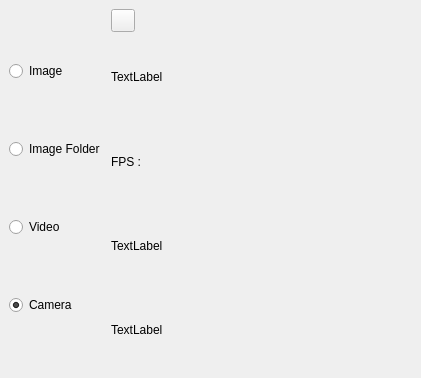
Above: SeaGoatVision/client/qt/uifiles/WinSource.ui from Octets/SeaGoatVision before the change. Below: the same form after it.
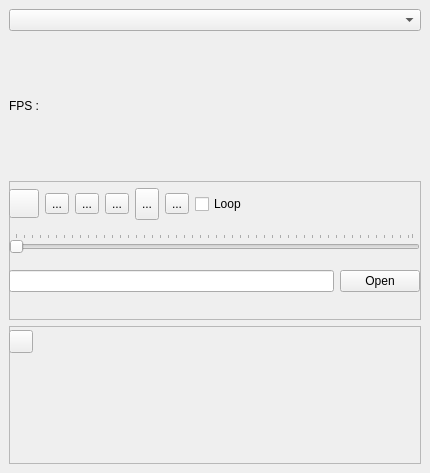
That is the form after the change. Icons and pictures are not drawn.

Commit message: Merge all image provider in WinSource. Add concept of streaming or video (picture is video)

Patch:
```diff
--- a/SeaGoatVision/client/qt/uifiles/WinSource.ui
+++ b/SeaGoatVision/client/qt/uifiles/WinSource.ui
@@ -9,10 +9,16 @@
    <rect>
     <x>0</x>
     <y>0</y>
-    <width>421</width>
-    <height>378</height>
+    <width>430</width>
+    <height>473</height>
    </rect>
   </property>
+  <property name="minimumSize">
+   <size>
+    <width>400</width>
+    <height>310</height>
+   </size>
+  </property>
   <property name="features">
    <set>QDockWidget::AllDockWidgetFeatures</set>
   </property>
@@ -20,80 +26,21 @@
    <string>Source</string>
   </property>
   <widget class="QWidget" name="centralwidget">
-   <layout class="QHBoxLayout" name="verticalLayout">
+   <layout class="QVBoxLayout" name="verticalLayout">
     <item>
-     <layout class="QGridLayout" name="gridLayout">
-      <property name="sizeConstraint">
-       <enum>QLayout::SetDefaultConstraint</enum>
-      </property>
-      <item row="0" column="0">
-       <widget class="QRadioButton" name="rbtnImage">
-        <property name="enabled">
-         <bool>true</bool>
-        </property>
-        <property name="text">
-         <string>Image</string>
-        </property>
-        <property name="checked">
-         <bool>false</bool>
-        </property>
-       </widget>
-      </item>
-      <item row="2" column="0">
-       <widget class="QRadioButton" name="rbtnVideo">
-        <property name="text">
-         <string>Video</string>
-        </property>
-       </widget>
-      </item>
-      <item row="3" column="0">
-       <widget class="QRadioButton" name="rbtnCamera">
-        <property name="text">
-         <string>Camera</string>
-        </property>
-        <property name="checked">
-         <bool>true</bool>
-        </property>
-       </widget>
-      </item>
-      <item row="1" column="0">
-       <widget class="QRadioButton" name="rbtnImageFolder">
-        <property name="text">
-         <string>Image Folder</string>
-        </property>
-       </widget>
-      </item>
-     </layout>
+     <widget class="QComboBox" name="cbSource"/>
     </item>
     <item>
      <layout class="QGridLayout" name="gridLayout_2">
-      <item row="1" column="0">
-       <widget class="QLabel" name="label_2">
-        <property name="text">
-         <string>TextLabel</string>
-        </property>
-       </widget>
-      </item>
-      <item row="3" column="0">
-       <widget class="QLabel" name="label_3">
-        <property name="text">
-         <string>TextLabel</string>
-        </property>
-       </widget>
-      </item>
-      <item row="4" column="0">
-       <widget class="QLabel" name="label_4">
-        <property name="text">
-         <string>TextLabel</string>
-        </property>
-       </widget>
-      </item>
-      <item row="2" column="0">
+      <item row="0" column="0">
        <layout class="QHBoxLayout" name="horizontalLayout">
+        <property name="sizeConstraint">
+         <enum>QLayout::SetDefaultConstraint</enum>
+        </property>
         <item>
          <widget class="QLabel" name="label_6">
           <property name="sizePolicy">
-           <sizepolicy hsizetype="Preferred" vsizetype="Preferred">
+           <sizepolicy hsizetype="Preferred" vsizetype="Minimum">
             <horstretch>0</horstretch>
             <verstretch>0</verstretch>
            </sizepolicy>
@@ -112,7 +59,7 @@
         <item>
          <widget class="QLabel" name="lblFPS">
           <property name="sizePolicy">
-           <sizepolicy hsizetype="MinimumExpanding" vsizetype="Preferred">
+           <sizepolicy hsizetype="MinimumExpanding" vsizetype="Minimum">
             <horstretch>0</horstretch>
             <verstretch>0</verstretch>
            </sizepolicy>
@@ -120,7 +67,7 @@
           <property name="minimumSize">
            <size>
             <width>100</width>
-            <height>0</height>
+            <height>10</height>
            </size>
           </property>
           <property name="text">
@@ -130,15 +77,226 @@
         </item>
        </layout>
       </item>
-      <item row="0" column="0">
-       <widget class="QToolButton" name="recordButton">
-        <property name="text">
-         <string/>
-        </property>
-       </widget>
-      </item>
      </layout>
     </item>
+    <item>
+     <widget class="QFrame" name="frame_video">
+      <property name="frameShape">
+       <enum>QFrame::StyledPanel</enum>
+      </property>
+      <property name="frameShadow">
+       <enum>QFrame::Raised</enum>
+      </property>
+      <widget class="QWidget" name="layoutWidget_2">
+       <property name="geometry">
+        <rect>
+         <x>0</x>
+         <y>80</y>
+         <width>411</width>
+         <height>41</height>
+        </rect>
+       </property>
+       <layout class="QHBoxLayout" name="horizontalLayout_4">
+        <item>
+         <widget class="QLineEdit" name="movieLineEdit"/>
+        </item>
+        <item>
+         <widget class="QPushButton" name="openButton">
+          <property name="text">
+           <string>Open</string>
+          </property>
+          <property name="icon">
+           <iconset>
+            <normaloff>../../../../../../../../usr/share/icons/gnome/24x24/actions/document-open.png</normaloff>../../../../../../../../usr/share/icons/gnome/24x24/actions/document-open.png</iconset>
+          </property>
+         </widget>
+        </item>
+       </layout>
+      </widget>
+      <widget class="QWidget" name="verticalLayoutWidget_2">
+       <property name="geometry">
+        <rect>
+         <x>0</x>
+         <y>0</y>
+         <width>411</width>
+         <height>80</height>
+        </rect>
+       </property>
+       <layout class="QVBoxLayout" name="verticalLayout_5">
+        <item>
+         <layout class="QHBoxLayout" name="horizontalLayout_2">
+          <item>
+           <widget class="QToolButton" name="btnfirst">
+            <property name="icon">
+             <iconset>
+              <normaloff>../../../../../../../../usr/share/icons/gnome/22x22/actions/go-first.png</normaloff>../../../../../../../../usr/share/icons/gnome/22x22/actions/go-first.png</iconset>
+            </property>
+            <property name="iconSize">
+             <size>
+              <width>22</width>
+              <height>22</height>
+             </size>
+            </property>
+           </widget>
+          </item>
+          <item>
+           <widget class="QToolButton" name="btnprevious">
+            <property name="text">
+             <string>...</string>
+            </property>
+            <property name="icon">
+             <iconset>
+              <normaloff>../../../../../../../../usr/share/icons/gnome/22x22/actions/go-previous.png</normaloff>../../../../../../../../usr/share/icons/gnome/22x22/actions/go-previous.png</iconset>
+            </property>
+            <property name="iconSize">
+             <size>
+              <width>22</width>
+              <height>22</height>
+             </size>
+            </property>
+           </widget>
+          </item>
+          <item>
+           <widget class="QToolButton" name="btnplay">
+            <property name="text">
+             <string>...</string>
+            </property>
+            <property name="icon">
+             <iconset>
+              <normaloff>../../../../../../../../usr/share/icons/gnome/24x24/actions/player_play.png</normaloff>../../../../../../../../usr/share/icons/gnome/24x24/actions/player_play.png</iconset>
+            </property>
+            <property name="iconSize">
+             <size>
+              <width>32</width>
+              <height>32</height>
+             </size>
+            </property>
+           </widget>
+          </item>
+          <item>
+           <widget class="QToolButton" name="btnpause">
+            <property name="text">
+             <string>...</string>
+            </property>
+            <property name="icon">
+             <iconset>
+              <normaloff>../../../../../../../../usr/share/icons/gnome/24x24/actions/player_pause.png</normaloff>../../../../../../../../usr/share/icons/gnome/24x24/actions/player_pause.png</iconset>
+            </property>
+            <property name="iconSize">
+             <size>
+              <width>32</width>
+              <height>32</height>
+             </size>
+            </property>
+           </widget>
+          </item>
+          <item>
+           <widget class="QToolButton" name="btnnext">
+            <property name="minimumSize">
+             <size>
+              <width>0</width>
+              <height>32</height>
+             </size>
+            </property>
+            <property name="text">
+             <string>...</string>
+            </property>
+            <property name="icon">
+             <iconset>
+              <normaloff>../../../../../../../../usr/share/icons/gnome/22x22/actions/go-next.png</normaloff>../../../../../../../../usr/share/icons/gnome/22x22/actions/go-next.png</iconset>
+            </property>
+            <property name="iconSize">
+             <size>
+              <width>22</width>
+              <height>22</height>
+             </size>
+            </property>
+           </widget>
+          </item>
+          <item>
+           <widget class="QToolButton" name="btnlast">
+            <property name="text">
+             <string>...</string>
+            </property>
+            <property name="icon">
+             <iconset>
+              <normaloff>../../../../../../../../usr/share/icons/gnome/22x22/actions/go-last.png</normaloff>../../../../../../../../usr/share/icons/gnome/22x22/actions/go-last.png</iconset>
+            </property>
+            <property name="iconSize">
+             <size>
+              <width>22</width>
+              <height>22</height>
+             </size>
+            </property>
+           </widget>
+          </item>
+          <item>
+           <widget class="QCheckBox" name="loopchb">
+            <property name="layoutDirection">
+             <enum>Qt::LeftToRight</enum>
+            </property>
+            <property name="inputMethodHints">
+             <set>Qt::ImhNone</set>
+            </property>
+            <property name="text">
+             <string>Loop</string>
+            </property>
+           </widget>
+          </item>
+         </layout>
+        </item>
+        <item>
+         <widget class="QSlider" name="timeslider">
+          <property name="orientation">
+           <enum>Qt::Horizontal</enum>
+          </property>
+          <property name="tickPosition">
+           <enum>QSlider::TicksAbove</enum>
+          </property>
+          <property name="tickInterval">
+           <number>2</number>
+          </property>
+         </widget>
+        </item>
+       </layout>
+      </widget>
+     </widget>
+    </item>
+    <item>
+     <widget class="QFrame" name="frame_webcam">
+      <property name="minimumSize">
+       <size>
+        <width>0</width>
+        <height>50</height>
+       </size>
+      </property>
+      <property name="frameShape">
+       <enum>QFrame::StyledPanel</enum>
+      </property>
+      <property name="frameShadow">
+       <enum>QFrame::Raised</enum>
+      </property>
+      <widget class="QWidget" name="verticalLayoutWidget">
+       <property name="geometry">
+        <rect>
+         <x>0</x>
+         <y>0</y>
+         <width>401</width>
+         <height>31</height>
+        </rect>
+       </property>
+       <layout class="QVBoxLayout" name="verticalLayout_2">
+        <item>
+         <widget class="QToolButton" name="recordButton">
+          <property name="text">
+           <string/>
+          </property>
+         </widget>
+        </item>
+       </layout>
+      </widget>
+     </widget>
+    </item>
    </layout>
   </widget>
  </widget>
```
Left out of the diff: 2 changed lines with no effect on the pictures. The commit also changes 5 other files.
